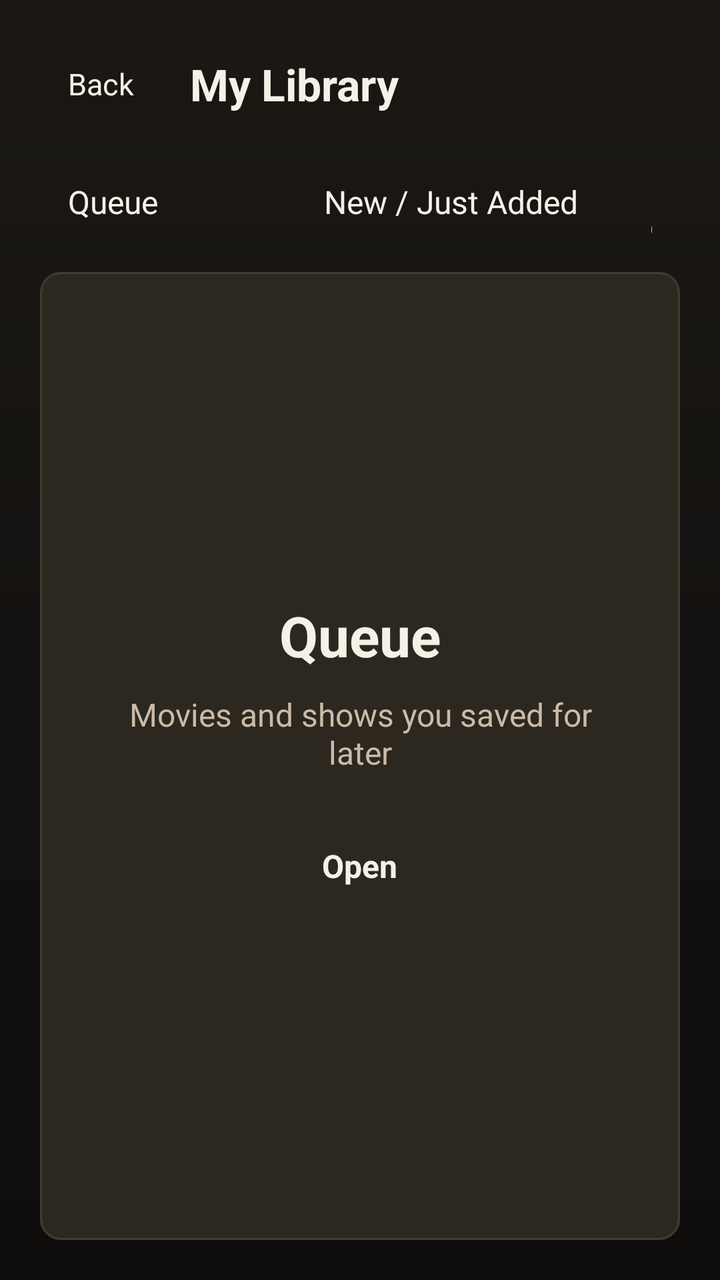
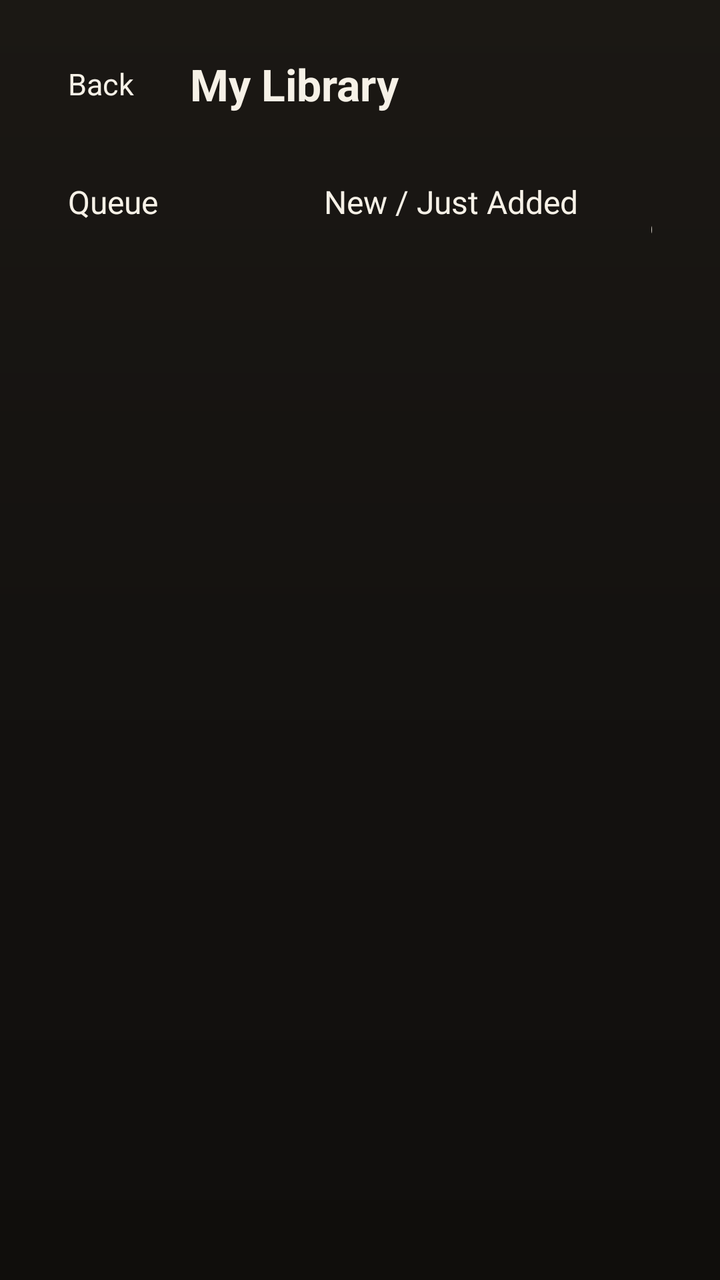

Compare the two renders of this Android layout. The source of the first and the diff that turns it into the second are given below.
<!-- AndroidManifest.xml: application theme Theme.OlympusIptv -->
<!-- res/layout/activity_library.xml -->
<?xml version="1.0" encoding="utf-8"?>
<LinearLayout xmlns:android="http://schemas.android.com/apk/res/android"
    android:layout_width="match_parent"
    android:layout_height="match_parent"
    android:background="@drawable/bg_screen"
    android:orientation="vertical"
    android:padding="20dp">

    <LinearLayout
        android:layout_width="match_parent"
        android:layout_height="wrap_content"
        android:gravity="center_vertical"
        android:orientation="horizontal">

        <TextView
            android:id="@+id/libraryBack"
            android:layout_width="wrap_content"
            android:layout_height="44dp"
            android:background="@drawable/bg_nav"
            android:clickable="true"
            android:focusable="true"
            android:gravity="center"
            android:paddingHorizontal="14dp"
            android:text="@string/mobile_back"
            android:textColor="@color/text_primary"
            android:textSize="15sp" />

        <TextView
            android:layout_width="0dp"
            android:layout_height="wrap_content"
            android:layout_marginStart="14dp"
            android:layout_weight="1"
            android:ellipsize="end"
            android:maxLines="1"
            android:text="@string/library_title"
            android:textColor="@color/text_primary"
            android:textSize="22sp"
            android:textStyle="bold" />
    </LinearLayout>

    <LinearLayout
        android:id="@+id/libraryPills"
        android:layout_width="match_parent"
        android:layout_height="wrap_content"
        android:layout_marginTop="16dp"
        android:gravity="center_vertical"
        android:orientation="horizontal">

        <TextView
            android:id="@+id/pillQueue"
            style="@style/OlympusIptvNavItem"
            android:layout_width="wrap_content"
            android:layout_marginEnd="8dp"
            android:minWidth="120dp"
            android:text="@string/nav_queue" />

        <TextView
            android:id="@+id/pillFresh"
            style="@style/OlympusIptvNavItem"
            android:layout_width="wrap_content"
            android:layout_marginEnd="8dp"
            android:minWidth="120dp"
            android:text="@string/nav_fresh" />

        <TextView
            android:id="@+id/pillReminders"
            style="@style/OlympusIptvNavItem"
            android:layout_width="wrap_content"
            android:minWidth="120dp"
            android:text="@string/nav_reminders" />
    </LinearLayout>

    <FrameLayout
        android:id="@+id/libraryCard"
        android:layout_width="match_parent"
        android:layout_height="0dp"
        android:layout_marginTop="18dp"
        android:layout_weight="1"
        android:background="@drawable/bg_focusable"
        android:clickable="true"
        android:focusable="true"
        android:padding="28dp">

        <LinearLayout
            android:layout_width="match_parent"
            android:layout_height="wrap_content"
            android:layout_gravity="center"
            android:gravity="center_horizontal"
            android:orientation="vertical">

            <TextView
                android:id="@+id/libraryHeading"
                android:layout_width="wrap_content"
                android:layout_height="wrap_content"
                android:text="@string/nav_queue"
                android:textColor="@color/text_primary"
                android:textSize="28sp"
                android:textStyle="bold" />

            <TextView
                android:id="@+id/libraryHint"
                android:layout_width="match_parent"
                android:layout_height="wrap_content"
                android:layout_marginTop="10dp"
                android:gravity="center"
                android:text="@string/library_queue_hint"
                android:textColor="@color/text_secondary"
                android:textSize="16sp" />

            <TextView
                android:id="@+id/libraryOpen"
                android:layout_width="wrap_content"
                android:layout_height="48dp"
                android:layout_marginTop="22dp"
                android:background="@drawable/bg_nav"
                android:clickable="true"
                android:focusable="true"
                android:gravity="center"
                android:paddingHorizontal="24dp"
                android:text="@string/library_open"
                android:textColor="@color/text_primary"
                android:textSize="16sp"
                android:textStyle="bold" />
        </LinearLayout>
    </FrameLayout>
</LinearLayout>
<!-- resources referenced by this layout -->
<resources>
  <color name="text_primary">#F6F1E7</color>
  <color name="text_secondary">#C9BBA8</color>
  <!-- drawable bg_focusable (drawable) -->
  <?xml version="1.0" encoding="utf-8"?>
  <selector xmlns:android="http://schemas.android.com/apk/res/android">
      <item android:state_focused="true">
          <shape>
              <solid android:color="@color/bg_elevated" />
              <corners android:radius="10dp" />
              <stroke
                  android:width="2dp"
                  android:color="@color/focus" />
          </shape>
      </item>
      <item android:state_selected="true">
          <shape>
              <solid android:color="@color/accent_dim" />
              <corners android:radius="10dp" />
              <stroke
                  android:width="1dp"
                  android:color="@color/accent" />
          </shape>
      </item>
      <item>
          <shape>
              <solid android:color="@color/bg_panel" />
              <corners android:radius="10dp" />
              <stroke
                  android:width="1dp"
                  android:color="@color/stroke" />
          </shape>
      </item>
  </selector>
  <!-- drawable bg_screen (drawable) -->
  <?xml version="1.0" encoding="utf-8"?>
  <shape xmlns:android="http://schemas.android.com/apk/res/android">
      <gradient
          android:angle="270"
          android:startColor="#1B1814"
          android:centerColor="#141210"
          android:endColor="#100E0C"
          android:type="linear" />
  </shape>
  <string name="library_open">Open</string>
  <string name="library_queue_hint">Movies and shows you saved for later</string>
  <string name="library_title">My Library</string>
  <string name="mobile_back">Back</string>
  <string name="nav_fresh">New / Just Added</string>
  <string name="nav_queue">Queue</string>
  <string name="nav_reminders">Reminders</string>
  <style name="OlympusIptvNavItem">
          <item name="android:layout_width">match_parent</item>
          <item name="android:layout_height">36dp</item>
          <item name="android:layout_marginTop">2dp</item>
          <item name="android:background">@drawable/bg_nav</item>
          <item name="android:clickable">true</item>
          <item name="android:focusable">true</item>
          <item name="android:focusableInTouchMode">true</item>
          <item name="android:gravity">center_vertical</item>
          <item name="android:paddingHorizontal">14dp</item>
          <item name="android:textColor">@color/nav_text</item>
          <item name="android:textSize">16sp</item>
      </style>
  <style name="Theme.OlympusIptv" parent="Theme.AppCompat.NoActionBar">
          <item name="android:windowBackground">@color/bg</item>
          <item name="android:colorBackground">@color/bg</item>
          <item name="android:textColorPrimary">@color/text_primary</item>
          <item name="android:textColorSecondary">@color/text_secondary</item>
          <item name="colorPrimary">@color/accent</item>
          <item name="colorAccent">@color/accent</item>
          <item name="android:statusBarColor">@color/bg</item>
          <item name="android:navigationBarColor">@color/bg</item>
          <item name="android:windowFullscreen">true</item>
      </style>
  <color name="bg_elevated">#221F1A</color>
  <color name="focus">#F0C48A</color>
  <color name="accent_dim">#B07A38</color>
  <color name="accent">#E2A15A</color>
  <color name="bg_panel">#2C271F</color>
  <color name="stroke">#433B31</color>
  <color name="bg">#141210</color>
  <!-- unchanged entries left out for length: 1 -->
</resources>

<!-- the commit's change to res/layout/activity_library.xml (unified diff, before → after) -->
@@ -71,56 +71,9 @@
     </LinearLayout>
 
     <FrameLayout
-        android:id="@+id/libraryCard"
+        android:id="@+id/libraryHost"
         android:layout_width="match_parent"
         android:layout_height="0dp"
-        android:layout_marginTop="18dp"
-        android:layout_weight="1"
-        android:background="@drawable/bg_focusable"
-        android:clickable="true"
-        android:focusable="true"
-        android:padding="28dp">
-
-        <LinearLayout
-            android:layout_width="match_parent"
-            android:layout_height="wrap_content"
-            android:layout_gravity="center"
-            android:gravity="center_horizontal"
-            android:orientation="vertical">
-
-            <TextView
-                android:id="@+id/libraryHeading"
-                android:layout_width="wrap_content"
-                android:layout_height="wrap_content"
-                android:text="@string/nav_queue"
-                android:textColor="@color/text_primary"
-                android:textSize="28sp"
-                android:textStyle="bold" />
-
-            <TextView
-                android:id="@+id/libraryHint"
-                android:layout_width="match_parent"
-                android:layout_height="wrap_content"
-                android:layout_marginTop="10dp"
-                android:gravity="center"
-                android:text="@string/library_queue_hint"
-                android:textColor="@color/text_secondary"
-                android:textSize="16sp" />
-
-            <TextView
-                android:id="@+id/libraryOpen"
-                android:layout_width="wrap_content"
-                android:layout_height="48dp"
-                android:layout_marginTop="22dp"
-                android:background="@drawable/bg_nav"
-                android:clickable="true"
-                android:focusable="true"
-                android:gravity="center"
-                android:paddingHorizontal="24dp"
-                android:text="@string/library_open"
-                android:textColor="@color/text_primary"
-                android:textSize="16sp"
-                android:textStyle="bold" />
-        </LinearLayout>
-    </FrameLayout>
+        android:layout_marginTop="14dp"
+        android:layout_weight="1" />
 </LinearLayout>
<!-- resource entries referenced after the edit -->
@@ -2,37 +2,6 @@
 <resources>
   <color name="text_primary">#F6F1E7</color>
   <color name="text_secondary">#C9BBA8</color>
-  <!-- drawable bg_focusable (drawable) -->
-  <?xml version="1.0" encoding="utf-8"?>
-  <selector xmlns:android="http://schemas.android.com/apk/res/android">
-      <item android:state_focused="true">
-          <shape>
-              <solid android:color="@color/bg_elevated" />
-              <corners android:radius="10dp" />
-              <stroke
-                  android:width="2dp"
-                  android:color="@color/focus" />
-          </shape>
-      </item>
-      <item android:state_selected="true">
-          <shape>
-              <solid android:color="@color/accent_dim" />
-              <corners android:radius="10dp" />
-              <stroke
-                  android:width="1dp"
-                  android:color="@color/accent" />
-          </shape>
-      </item>
-      <item>
-          <shape>
-              <solid android:color="@color/bg_panel" />
-              <corners android:radius="10dp" />
-              <stroke
-                  android:width="1dp"
-                  android:color="@color/stroke" />
-          </shape>
-      </item>
-  </selector>
   <!-- drawable bg_screen (drawable) -->
   <?xml version="1.0" encoding="utf-8"?>
   <shape xmlns:android="http://schemas.android.com/apk/res/android">
@@ -43,8 +12,6 @@
           android:endColor="#100E0C"
           android:type="linear" />
   </shape>
-  <string name="library_open">Open</string>
-  <string name="library_queue_hint">Movies and shows you saved for later</string>
   <string name="library_title">My Library</string>
   <string name="mobile_back">Back</string>
   <string name="nav_fresh">New / Just Added</string>
@@ -75,11 +42,7 @@
           <item name="android:windowFullscreen">true</item>
       </style>
   <color name="bg_elevated">#221F1A</color>
-  <color name="focus">#F0C48A</color>
-  <color name="accent_dim">#B07A38</color>
   <color name="accent">#E2A15A</color>
-  <color name="bg_panel">#2C271F</color>
-  <color name="stroke">#433B31</color>
   <color name="bg">#141210</color>
   <!-- unchanged entries left out for length: 1 -->
 </resources>
